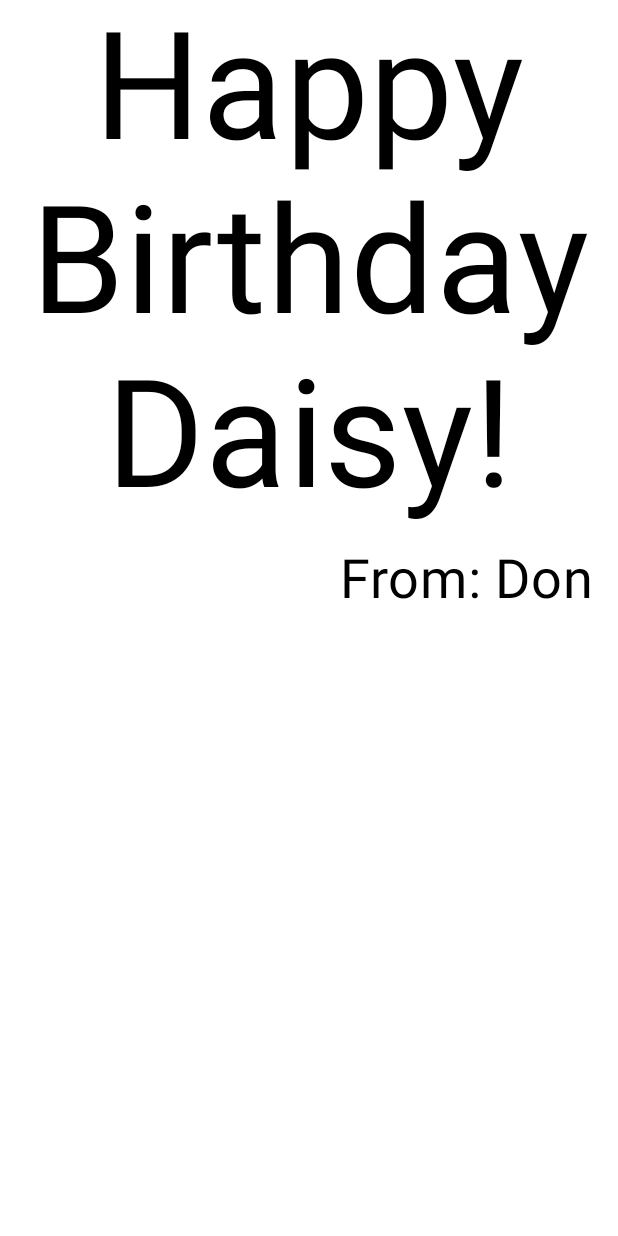
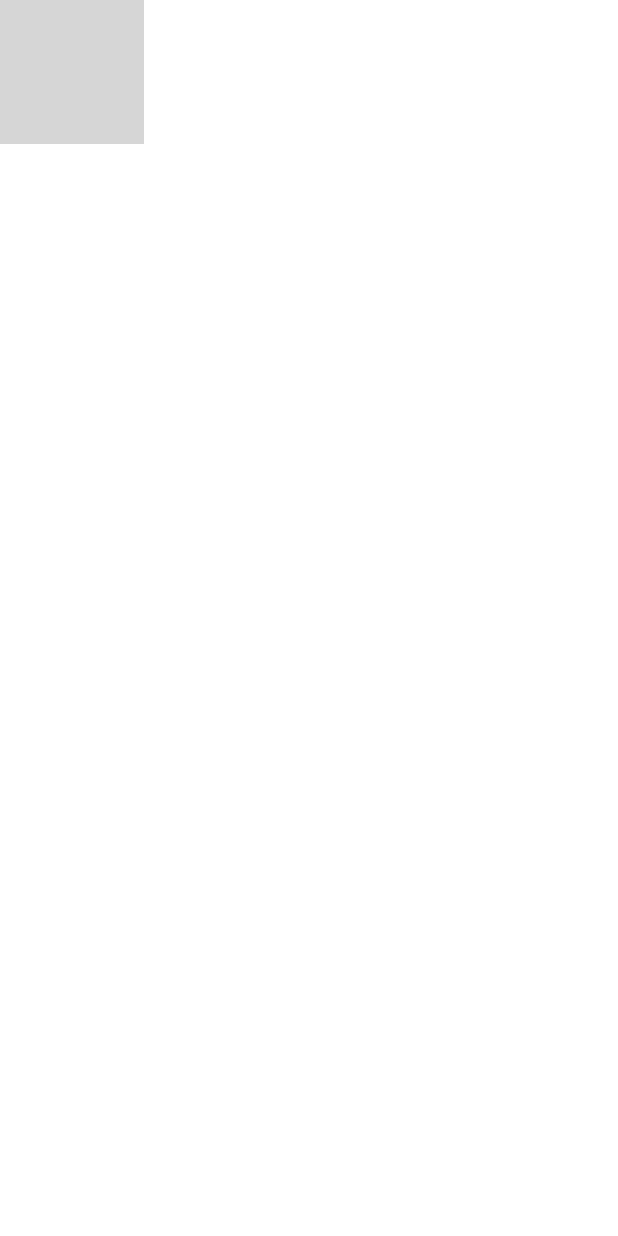
Before and after one commit to DonMykl/ComposeBirthday, an Android app built with Jetpack Compose: the @Preview function WagwanPreview, on a phone screen of 412 x 824 dp. Run offline under Robolectric (Android 15) with nearby library versions, the phone set to English and light mode, and no system bars; grey boxes are pictures that could not be loaded.

Commit message:
Added Background picture

```diff
--- a/app/src/main/java/com/example/composebirthday/MainActivity.kt
+++ b/app/src/main/java/com/example/composebirthday/MainActivity.kt
@@ -4,6 +4,7 @@ import android.os.Bundle
 import androidx.activity.ComponentActivity
 import androidx.activity.compose.setContent
 import androidx.activity.enableEdgeToEdge
+import androidx.compose.foundation.Image
 import androidx.compose.foundation.layout.Arrangement
 import androidx.compose.foundation.layout.Column
 import androidx.compose.foundation.layout.fillMaxSize
@@ -14,6 +15,7 @@ import androidx.compose.material3.Text
 import androidx.compose.runtime.Composable
 import androidx.compose.ui.Alignment
 import androidx.compose.ui.Modifier
+import androidx.compose.ui.res.painterResource
 import androidx.compose.ui.text.style.TextAlign
 import androidx.compose.ui.tooling.preview.Preview
 import androidx.compose.ui.unit.dp
@@ -60,11 +62,16 @@ fun WagwanText(modifier: Modifier = Modifier, message: String, from: String) {
     }
 
 }
+@Composable
+fun WagwanImage(modifier: Modifier = Modifier, message: String, from: String) {
+    val image = painterResource(R.drawable.androidparty)
+    Image(painter = image, contentDescription = null)
+}
 
 @Preview(showBackground = true)
 @Composable
 fun WagwanPreview() {
     ComposeBirthdayTheme {
-        WagwanText(message = "Happy Birthday Daisy!", from = "From: Don")
+        WagwanImage(message = "Happy Birthday Daisy!", from = "From: Don")
         }
 }
```
Also changed, not shown: 1 other file.
